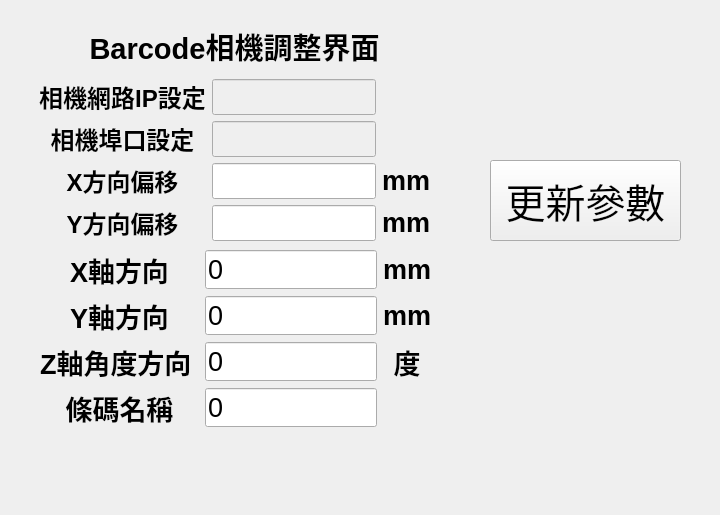
This is src/Barcode_Cam/src/barcode_reader_ui.ui in PAPENOR/Barcode_Qslam_System as Qt 5 draws it before an edit. The edited form follows.
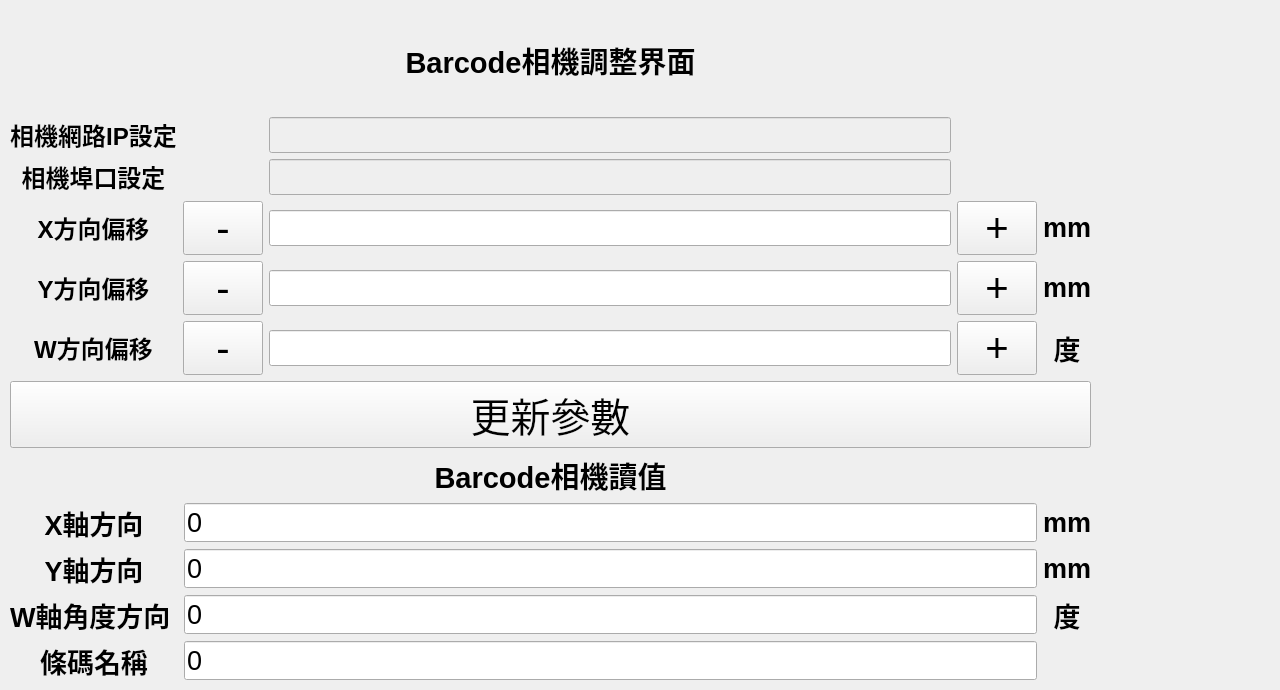
This is the edited form.

Commit message: 相機UI更新

Diff of the .ui file:
```diff
--- a/src/Barcode_Cam/src/barcode_reader_ui.ui
+++ b/src/Barcode_Cam/src/barcode_reader_ui.ui
@@ -6,8 +6,8 @@
    <rect>
     <x>0</x>
     <y>0</y>
-    <width>720</width>
-    <height>515</height>
+    <width>1280</width>
+    <height>690</height>
    </rect>
   </property>
   <property name="windowTitle">
@@ -16,15 +16,20 @@
   <widget class="QWidget" name="verticalLayoutWidget">
    <property name="geometry">
     <rect>
-     <x>39</x>
-     <y>20</y>
-     <width>391</width>
-     <height>221</height>
+     <x>10</x>
+     <y>10</y>
+     <width>1081</width>
+     <height>671</height>
     </rect>
    </property>
    <layout class="QVBoxLayout" name="verticalLayout">
     <item>
      <widget class="QLabel" name="label">
+      <property name="font">
+       <font>
+        <pointsize>30</pointsize>
+       </font>
+      </property>
       <property name="text">
        <string>&lt;html&gt;&lt;head/&gt;&lt;body&gt;&lt;p align=&quot;center&quot;&gt;&lt;span style=&quot; font-size:22pt; font-weight:600;&quot;&gt;Barcode相機調整界面&lt;/span&gt;&lt;/p&gt;&lt;/body&gt;&lt;/html&gt;</string>
       </property>
@@ -32,10 +37,49 @@
     </item>
     <item>
      <layout class="QGridLayout" name="gridLayout">
-      <item row="2" column="0">
-       <widget class="QLabel" name="label_4">
+      <item row="3" column="1">
+       <widget class="QPushButton" name="Y_offset_minus">
+        <property name="font">
+         <font>
+          <pointsize>30</pointsize>
+         </font>
+        </property>
         <property name="text">
-         <string>&lt;html&gt;&lt;head/&gt;&lt;body&gt;&lt;p align=&quot;center&quot;&gt;&lt;span style=&quot; font-size:18pt; font-weight:600;&quot;&gt;X方向偏移&lt;/span&gt;&lt;/p&gt;&lt;/body&gt;&lt;/html&gt;</string>
+         <string>-</string>
+        </property>
+       </widget>
+      </item>
+      <item row="1" column="2">
+       <widget class="QLineEdit" name="port">
+        <property name="enabled">
+         <bool>false</bool>
+        </property>
+        <property name="font">
+         <font>
+          <pointsize>18</pointsize>
+         </font>
+        </property>
+        <property name="text">
+         <string/>
+        </property>
+       </widget>
+      </item>
+      <item row="3" column="4">
+       <widget class="QLabel" name="label_7">
+        <property name="text">
+         <string>&lt;html&gt;&lt;head/&gt;&lt;body&gt;&lt;p align=&quot;center&quot;&gt;&lt;span style=&quot; font-size:20pt; font-weight:600;&quot;&gt;mm&lt;/span&gt;&lt;/p&gt;&lt;/body&gt;&lt;/html&gt;</string>
+        </property>
+       </widget>
+      </item>
+      <item row="4" column="1">
+       <widget class="QPushButton" name="W_offset_minus">
+        <property name="font">
+         <font>
+          <pointsize>30</pointsize>
+         </font>
+        </property>
+        <property name="text">
+         <string>-</string>
         </property>
        </widget>
       </item>
@@ -46,6 +90,72 @@
         </property>
        </widget>
       </item>
+      <item row="2" column="0">
+       <widget class="QLabel" name="label_4">
+        <property name="text">
+         <string>&lt;html&gt;&lt;head/&gt;&lt;body&gt;&lt;p align=&quot;center&quot;&gt;&lt;span style=&quot; font-size:18pt; font-weight:600;&quot;&gt;X方向偏移&lt;/span&gt;&lt;/p&gt;&lt;/body&gt;&lt;/html&gt;</string>
+        </property>
+       </widget>
+      </item>
+      <item row="0" column="2">
+       <widget class="QLineEdit" name="ip">
+        <property name="enabled">
+         <bool>false</bool>
+        </property>
+        <property name="font">
+         <font>
+          <pointsize>18</pointsize>
+         </font>
+        </property>
+        <property name="text">
+         <string/>
+        </property>
+       </widget>
+      </item>
+      <item row="3" column="2">
+       <widget class="QLineEdit" name="offsetY">
+        <property name="font">
+         <font>
+          <pointsize>18</pointsize>
+         </font>
+        </property>
+       </widget>
+      </item>
+      <item row="4" column="0">
+       <widget class="QLabel" name="label_13">
+        <property name="text">
+         <string>&lt;html&gt;&lt;head/&gt;&lt;body&gt;&lt;p align=&quot;center&quot;&gt;&lt;span style=&quot; font-size:18pt; font-weight:600;&quot;&gt;W方向偏移&lt;/span&gt;&lt;/p&gt;&lt;/body&gt;&lt;/html&gt;</string>
+        </property>
+       </widget>
+      </item>
+      <item row="4" column="2">
+       <widget class="QLineEdit" name="offsetW">
+        <property name="font">
+         <font>
+          <pointsize>18</pointsize>
+         </font>
+        </property>
+       </widget>
+      </item>
+      <item row="2" column="1">
+       <widget class="QPushButton" name="X_offset_minus">
+        <property name="font">
+         <font>
+          <pointsize>30</pointsize>
+         </font>
+        </property>
+        <property name="text">
+         <string>-</string>
+        </property>
+       </widget>
+      </item>
+      <item row="2" column="4">
+       <widget class="QLabel" name="label_6">
+        <property name="text">
+         <string>&lt;html&gt;&lt;head/&gt;&lt;body&gt;&lt;p align=&quot;center&quot;&gt;&lt;span style=&quot; font-size:20pt; font-weight:600;&quot;&gt;mm&lt;/span&gt;&lt;/p&gt;&lt;/body&gt;&lt;/html&gt;</string>
+        </property>
+       </widget>
+      </item>
       <item row="1" column="0">
        <widget class="QLabel" name="label_3">
         <property name="text">
@@ -53,88 +163,74 @@
         </property>
        </widget>
       </item>
-      <item row="0" column="1">
-       <widget class="QLineEdit" name="ip">
-        <property name="enabled">
-         <bool>false</bool>
-        </property>
-        <property name="font">
-         <font>
-          <pointsize>18</pointsize>
-         </font>
-        </property>
-        <property name="text">
-         <string/>
-        </property>
-       </widget>
-      </item>
       <item row="0" column="0">
        <widget class="QLabel" name="label_2">
+        <property name="font">
+         <font>
+          <pointsize>30</pointsize>
+         </font>
+        </property>
         <property name="text">
          <string>&lt;html&gt;&lt;head/&gt;&lt;body&gt;&lt;p align=&quot;center&quot;&gt;&lt;span style=&quot; font-size:18pt; font-weight:600;&quot;&gt;相機網路IP設定&lt;/span&gt;&lt;/p&gt;&lt;/body&gt;&lt;/html&gt;</string>
         </property>
        </widget>
       </item>
-      <item row="3" column="1">
-       <widget class="QLineEdit" name="offsetY">
-        <property name="font">
-         <font>
-          <pointsize>18</pointsize>
-         </font>
-        </property>
-       </widget>
-      </item>
-      <item row="2" column="1">
-       <widget class="QLineEdit" name="offsetX">
-        <property name="font">
-         <font>
-          <pointsize>18</pointsize>
-         </font>
-        </property>
-       </widget>
-      </item>
-      <item row="3" column="2">
-       <widget class="QLabel" name="label_7">
-        <property name="text">
-         <string>&lt;html&gt;&lt;head/&gt;&lt;body&gt;&lt;p align=&quot;center&quot;&gt;&lt;span style=&quot; font-size:20pt; font-weight:600;&quot;&gt;mm&lt;/span&gt;&lt;/p&gt;&lt;/body&gt;&lt;/html&gt;</string>
-        </property>
-       </widget>
-      </item>
       <item row="2" column="2">
-       <widget class="QLabel" name="label_6">
-        <property name="text">
-         <string>&lt;html&gt;&lt;head/&gt;&lt;body&gt;&lt;p align=&quot;center&quot;&gt;&lt;span style=&quot; font-size:20pt; font-weight:600;&quot;&gt;mm&lt;/span&gt;&lt;/p&gt;&lt;/body&gt;&lt;/html&gt;</string>
-        </property>
-       </widget>
-      </item>
-      <item row="1" column="1">
-       <widget class="QLineEdit" name="port">
-        <property name="enabled">
-         <bool>false</bool>
-        </property>
+       <widget class="QLineEdit" name="offsetX">
         <property name="font">
          <font>
           <pointsize>18</pointsize>
          </font>
         </property>
+       </widget>
+      </item>
+      <item row="4" column="4">
+       <widget class="QLabel" name="label_16">
         <property name="text">
-         <string/>
+         <string>&lt;html&gt;&lt;head/&gt;&lt;body&gt;&lt;p align=&quot;center&quot;&gt;&lt;span style=&quot; font-size:20pt; font-weight:600;&quot;&gt;度&lt;/span&gt;&lt;/p&gt;&lt;/body&gt;&lt;/html&gt;</string>
         </property>
        </widget>
       </item>
-     </layout>
-    </item>
-   </layout>
-  </widget>
+      <item row="2" column="3">
+       <widget class="QPushButton" name="X_offset_plus">
+        <property name="font">
+         <font>
+          <pointsize>30</pointsize>
+         </font>
+        </property>
+        <property name="text">
+         <string>+</string>
+        </property>
+       </widget>
+      </item>
+      <item row="3" column="3">
+       <widget class="QPushButton" name="Y_offset_plus">
+        <property name="font">
+         <font>
+          <pointsize>30</pointsize>
+         </font>
+        </property>
+        <property name="text">
+         <string>+</string>
+        </property>
+       </widget>
+      </item>
+      <item row="4" column="3">
+       <widget class="QPushButton" name="W_offset_plus">
+        <property name="font">
+         <font>
+          <pointsize>30</pointsize>
+         </font>
+        </property>
+        <property name="text">
+         <string>+</string>
+        </property>
+       </widget>
+      </item>
+     </layout>
+    </item>
+    <item>
   <widget class="QPushButton" name="pushButton">
-   <property name="geometry">
-    <rect>
-     <x>490</x>
-     <y>160</y>
-     <width>191</width>
-     <height>81</height>
-    </rect>
-   </property>
    <property name="font">
     <font>
      <pointsize>30</pointsize>
@@ -144,46 +240,58 @@
     <string>更新參數</string>
    </property>
   </widget>
-  <widget class="QWidget" name="gridLayoutWidget">
-   <property name="geometry">
-    <rect>
-     <x>40</x>
-     <y>250</y>
-     <width>391</width>
-     <height>181</height>
-    </rect>
-   </property>
+    </item>
+    <item>
+     <layout class="QVBoxLayout" name="verticalLayout_2">
+      <item>
+       <widget class="QLabel" name="label_17">
+        <property name="text">
+         <string>&lt;html&gt;&lt;head/&gt;&lt;body&gt;&lt;p align=&quot;center&quot;&gt;&lt;span style=&quot; font-size:22pt; font-weight:600;&quot;&gt;Barcode相機讀值&lt;/span&gt;&lt;/p&gt;&lt;/body&gt;&lt;/html&gt;</string>
+        </property>
+       </widget>
+      </item>
+      <item>
    <layout class="QGridLayout" name="gridLayout_2">
-    <item row="0" column="1">
-     <widget class="QLineEdit" name="Xaxis">
-      <property name="font">
-       <font>
-        <pointsize>20</pointsize>
-       </font>
-      </property>
-      <property name="text">
-       <string>0</string>
-      </property>
-     </widget>
-    </item>
     <item row="2" column="0">
      <widget class="QLabel" name="label_10">
       <property name="text">
-       <string>&lt;html&gt;&lt;head/&gt;&lt;body&gt;&lt;p align=&quot;center&quot;&gt;&lt;span style=&quot; font-size:20pt; font-weight:600;&quot;&gt;  Z軸角度方向 &lt;/span&gt;&lt;/p&gt;&lt;/body&gt;&lt;/html&gt;</string>
+           <string>&lt;html&gt;&lt;head/&gt;&lt;body&gt;&lt;p align=&quot;center&quot;&gt;&lt;span style=&quot; font-size:20pt; font-weight:600;&quot;&gt;W軸角度方向 &lt;/span&gt;&lt;/p&gt;&lt;/body&gt;&lt;/html&gt;</string>
       </property>
      </widget>
     </item>
     <item row="0" column="0">
      <widget class="QLabel" name="label_8">
+          <property name="font">
+           <font>
+            <pointsize>30</pointsize>
+           </font>
+          </property>
       <property name="text">
        <string>&lt;html&gt;&lt;head/&gt;&lt;body&gt;&lt;p align=&quot;center&quot;&gt;&lt;span style=&quot; font-size:20pt; font-weight:600;&quot;&gt;X軸方向&lt;/span&gt;&lt;/p&gt;&lt;/body&gt;&lt;/html&gt;</string>
       </property>
      </widget>
     </item>
-    <item row="3" column="0">
-     <widget class="QLabel" name="label_12">
+        <item row="1" column="1">
+         <widget class="QLineEdit" name="Yaxis">
+          <property name="font">
+           <font>
+            <pointsize>20</pointsize>
+           </font>
+          </property>
       <property name="text">
-       <string>&lt;html&gt;&lt;head/&gt;&lt;body&gt;&lt;p align=&quot;center&quot;&gt;&lt;span style=&quot; font-size:20pt; font-weight:600;&quot;&gt;條碼名稱&lt;/span&gt;&lt;/p&gt;&lt;/body&gt;&lt;/html&gt;</string>
+           <string>0</string>
+          </property>
+         </widget>
+        </item>
+        <item row="3" column="1">
+         <widget class="QLineEdit" name="Short_Name">
+          <property name="font">
+           <font>
+            <pointsize>20</pointsize>
+           </font>
+          </property>
+          <property name="text">
+           <string>0</string>
       </property>
      </widget>
     </item>
@@ -194,25 +302,6 @@
       </property>
      </widget>
     </item>
-    <item row="0" column="3">
-     <widget class="QLabel" name="label_11">
-      <property name="text">
-       <string>&lt;html&gt;&lt;head/&gt;&lt;body&gt;&lt;p align=&quot;center&quot;&gt;&lt;span style=&quot; font-size:20pt; font-weight:600;&quot;&gt;mm&lt;/span&gt;&lt;/p&gt;&lt;/body&gt;&lt;/html&gt;</string>
-      </property>
-     </widget>
-    </item>
-    <item row="2" column="1">
-     <widget class="QLineEdit" name="Zaxis">
-      <property name="font">
-       <font>
-        <pointsize>20</pointsize>
-       </font>
-      </property>
-      <property name="text">
-       <string>0</string>
-      </property>
-     </widget>
-    </item>
     <item row="1" column="3">
      <widget class="QLabel" name="label_14">
       <property name="text">
@@ -220,8 +309,8 @@
       </property>
      </widget>
     </item>
-    <item row="1" column="1">
-     <widget class="QLineEdit" name="Yaxis">
+        <item row="0" column="1">
+         <widget class="QLineEdit" name="Xaxis">
       <property name="font">
        <font>
         <pointsize>20</pointsize>
@@ -232,6 +321,32 @@
       </property>
      </widget>
     </item>
+        <item row="2" column="1">
+         <widget class="QLineEdit" name="Zaxis">
+          <property name="font">
+           <font>
+            <pointsize>20</pointsize>
+           </font>
+          </property>
+          <property name="text">
+           <string>0</string>
+          </property>
+         </widget>
+        </item>
+        <item row="3" column="0">
+         <widget class="QLabel" name="label_12">
+          <property name="text">
+           <string>&lt;html&gt;&lt;head/&gt;&lt;body&gt;&lt;p align=&quot;center&quot;&gt;&lt;span style=&quot; font-size:20pt; font-weight:600;&quot;&gt;條碼名稱&lt;/span&gt;&lt;/p&gt;&lt;/body&gt;&lt;/html&gt;</string>
+          </property>
+         </widget>
+        </item>
+        <item row="0" column="3">
+         <widget class="QLabel" name="label_11">
+          <property name="text">
+           <string>&lt;html&gt;&lt;head/&gt;&lt;body&gt;&lt;p align=&quot;center&quot;&gt;&lt;span style=&quot; font-size:20pt; font-weight:600;&quot;&gt;mm&lt;/span&gt;&lt;/p&gt;&lt;/body&gt;&lt;/html&gt;</string>
+          </property>
+         </widget>
+        </item>
     <item row="2" column="3">
      <widget class="QLabel" name="label_15">
       <property name="text">
@@ -239,17 +354,9 @@
       </property>
      </widget>
     </item>
-    <item row="3" column="1">
-     <widget class="QLineEdit" name="Short_Name">
-      <property name="font">
-       <font>
-        <pointsize>20</pointsize>
-       </font>
-      </property>
-      <property name="text">
-       <string>0</string>
-      </property>
-     </widget>
+       </layout>
+      </item>
+     </layout>
     </item>
    </layout>
   </widget>
```
Lines whose indentation alone changed are shown as unchanged. The commit also changes 4 other files.
